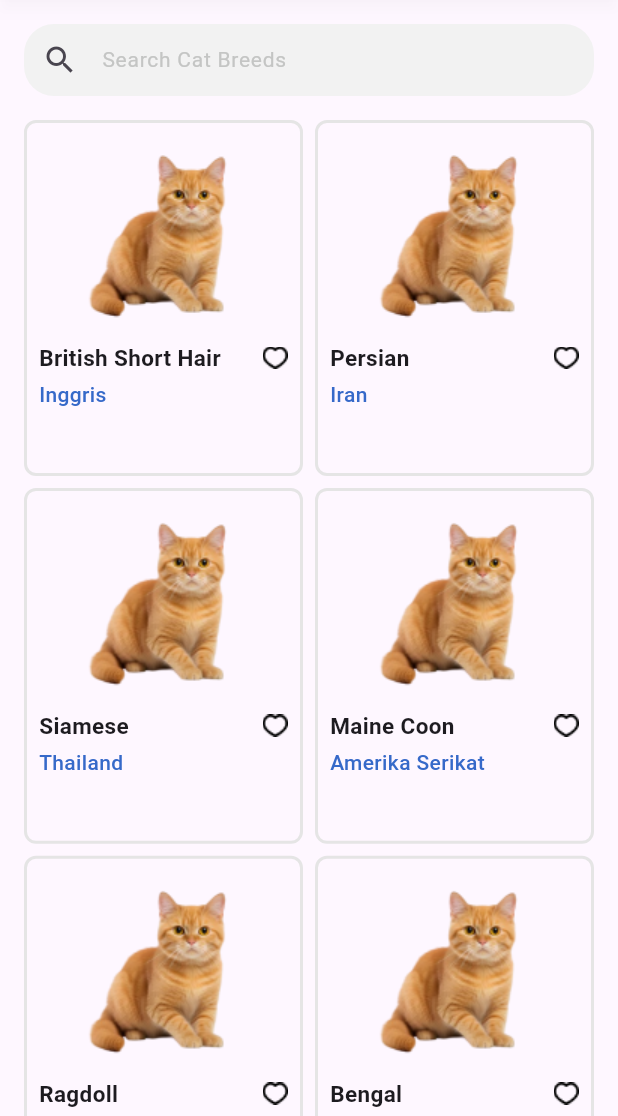
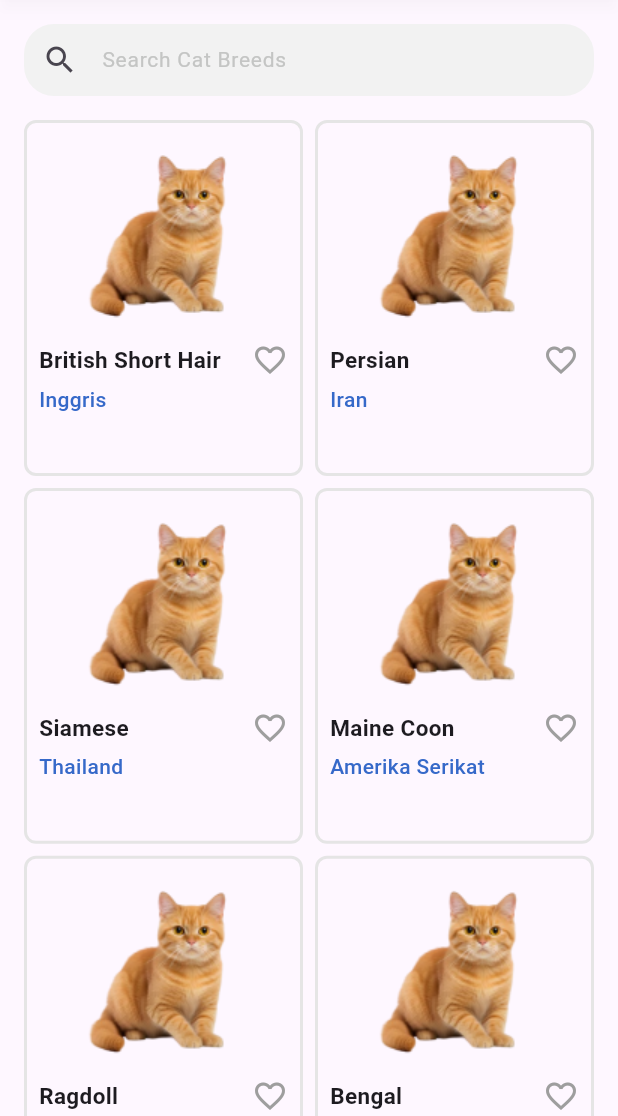
Before and after one commit to muhfajarags/meowpedia, a Flutter app: the Home screen opened directly, on a phone screen of 412 x 824 dp, the part 120-1236 px from its top. Run offline on Flutter 3.47's test engine with Material 3 defaults, Android fonts, the phone set to English and light mode, and no system bars; our stand-ins replace firebase_auth, firebase_core, google_sign_in; accounts and stored records are empty.

Commit message:
favorite and search

```diff
--- a/lib/main.dart
+++ b/lib/main.dart
@@ -2,6 +2,7 @@ import 'package:firebase_auth/firebase_auth.dart';
 import 'package:firebase_core/firebase_core.dart';
 import 'package:flutter/material.dart';
 import 'package:meowpedia/firebase_options.dart';
+import 'package:provider/provider.dart';
 import 'screens/Home.dart'; // Import the Home screen
 import 'screens/Favourite.dart'; // Import the Favourite screen
 import 'screens/Profile.dart'; // Import the Profile screen
@@ -17,7 +18,79 @@ Future<void> main() async {
   );
 
   // Run the app
-  runApp(const MyApp());
+  runApp(
+    ChangeNotifierProvider(
+      create: (context) => CatProvider(),
+      child: const MyApp(),
+    ),
+  );
+}
+
+class CatProvider with ChangeNotifier {
+  final List<Map<String, dynamic>> catBreeds = [
+    {
+      'name': 'British Short Hair',
+      'origin': 'Inggris',
+      'image': 'assets/cat.png',
+      'isLoved': false,
+    },
+    {
+      'name': 'Persian',
+      'origin': 'Iran',
+      'image': 'assets/cat.png',
+      'isLoved': false,
+    },
+    {
+      'name': 'Siamese',
+      'origin': 'Thailand',
+      'image': 'assets/cat.png',
+      'isLoved': false,
+    },
+    {
+      'name': 'Maine Coon',
+      'origin': 'Amerika Serikat',
+      'image': 'assets/cat.png',
+      'isLoved': false,
+    },
+    {
+      'name': 'Ragdoll',
+      'origin': 'Amerika Serikat',
+      'image': 'assets/cat.png',
+      'isLoved': false,
+    },
+    {
+      'name': 'Bengal',
+      'origin': 'Amerika Serikat',
+      'image': 'assets/cat.png',
+      'isLoved': false,
+    },
+    {
+      'name': 'Sphynx',
+      'origin': 'Kanada',
+      'image': 'assets/cat.png',
+      'isLoved': false,
+    },
+    {
+      'name': 'Scottish Fold',
+      'origin': 'Skotlandia',
+      'image': 'assets/cat.png',
+      'isLoved': false,
+    },
+    {
+      'name': 'Norwegian Forest Cat',
+      'origin': 'Norwegia',
+      'image': 'assets/cat.png',
+      'isLoved': false,
+    },
+  ];
+
+  void toggleLovedStatus(int index) {
+    catBreeds[index]['isLoved'] = !catBreeds[index]['isLoved'];
+    notifyListeners();
+  }
+
+  List<Map<String, dynamic>> get lovedCats =>
+      catBreeds.where((cat) => cat['isLoved']).toList();
 }
 
 class MyApp extends StatelessWidget {
--- a/lib/screens/home.dart
+++ b/lib/screens/home.dart
@@ -1,59 +1,26 @@
 import 'package:flutter/material.dart';
-import 'detail_info.dart';
+import 'package:provider/provider.dart';
+import '../main.dart'; // Ensure the path to main.dart is correct
 
-class Home extends StatelessWidget {
-  final List<Map<String, String>> catBreeds = [
-    {
-      'name': 'British Short Hair',
-      'origin': 'Inggris',
-      'image': 'assets/cat.png', // Update the image path as necessary
-    },
-    {
-      'name': 'Persian',
-      'origin': 'Iran',
-      'image': 'assets/cat.png', // Update the image path as necessary
-    },
-    {
-      'name': 'Siamese',
-      'origin': 'Thailand',
-      'image': 'assets/cat.png', // Update the image path as necessary
-    },
-    {
-      'name': 'Maine Coon',
-      'origin': 'Amerika Serikat',
-      'image': 'assets/cat.png', // Update the image path as necessary
-    },
-    {
-      'name': 'Ragdoll',
-      'origin': 'Amerika Serikat',
-      'image': 'assets/cat.png', // Update the image path as necessary
-    },
-    {
-      'name': 'Bengal',
-      'origin': 'Amerika Serikat',
-      'image': 'assets/cat.png', // Update the image path as necessary
-    },
-    {
-      'name': 'Sphynx',
-      'origin': 'Kanada',
-      'image': 'assets/cat.png', // Update the image path as necessary
-    },
-    {
-      'name': 'Scottish Fold',
-      'origin': 'Skotlandia',
-      'image': 'assets/cat.png', // Update the image path as necessary
-    },
-    {
-      'name': 'Norwegian Forest Cat',
-      'origin': 'Norwegia',
-      'image': 'assets/cat.png', // Update the image path as necessary
-    },
-  ];
+class Home extends StatefulWidget {
+  const Home({super.key});
 
-  Home({super.key});
+  @override
+  _HomeState createState() => _HomeState();
+}
+
+class _HomeState extends State<Home> {
+  String searchQuery = '';
 
   @override
   Widget build(BuildContext context) {
+    final catProvider = Provider.of<CatProvider>(context);
+    final filteredCats = catProvider.catBreeds
+        .where((cat) => cat['name']
+        .toLowerCase()
+        .contains(searchQuery.toLowerCase()))
+        .toList();
+
     return Scaffold(
       appBar: PreferredSize(
         preferredSize: const Size.fromHeight(80.0),
@@ -77,7 +44,13 @@ class Home extends StatelessWidget {
           padding: const EdgeInsets.all(16.0),
           child: Column(
             children: [
+              // Search bar
               TextField(
+                onChanged: (value) {
+                  setState(() {
+                    searchQuery = value;
+                  });
+                },
                 decoration: InputDecoration(
                   hintText: 'Search Cat Breeds',
                   hintStyle: const TextStyle(
@@ -88,8 +61,8 @@ class Home extends StatelessWidget {
                   border: InputBorder.none,
                   filled: true,
                   fillColor: const Color(0xFFF2F2F2),
-                  contentPadding:
-                      const EdgeInsets.symmetric(vertical: 12, horizontal: 16),
+                  contentPadding: const EdgeInsets.symmetric(
+                      vertical: 12, horizontal: 16),
                   enabledBorder: OutlineInputBorder(
                     borderRadius: BorderRadius.circular(20),
                     borderSide: BorderSide.none,
@@ -105,7 +78,18 @@ class Home extends StatelessWidget {
                 ),
               ),
               const SizedBox(height: 16),
-              GridView.builder(
+              filteredCats.isEmpty
+                  ? const Center(
+                child: Text(
+                  "We couldn't find any results. Try a different search.",
+                  style: TextStyle(
+                    fontSize: 16,
+                    fontWeight: FontWeight.w600,
+                    color: Colors.grey,
+                  ),
+                ),
+              )
+                  : GridView.builder(
                 physics: const NeverScrollableScrollPhysics(),
                 shrinkWrap: true,
                 gridDelegate: const SliverGridDelegateWithFixedCrossAxisCount(
@@ -114,20 +98,13 @@ class Home extends StatelessWidget {
                   mainAxisSpacing: 8,
                   childAspectRatio: 156 / 199,
                 ),
-                itemCount: catBreeds.length,
+                itemCount: filteredCats.length,
                 itemBuilder: (context, index) {
-                  final breed = catBreeds[index];
+                  final cat = filteredCats[index];
                   return GestureDetector(
                     onTap: () {
-                      Navigator.push(
-                        context,
-                        MaterialPageRoute(
-                          builder: (context) => DetailInfo(
-                            title: breed['name']!,
-                            subtitle: breed['origin']!,
-                          ),
-                        ),
-                      );
+                      catProvider.toggleLovedStatus(
+                          catProvider.catBreeds.indexOf(cat));
                     },
                     child: Container(
                       decoration: BoxDecoration(
@@ -140,7 +117,7 @@ class Home extends StatelessWidget {
                         child: Column(
                           children: [
                             Image.asset(
-                              breed['image']!,
+                              cat['image'],
                               width: 130,
                               height: 130,
                             ),
@@ -149,7 +126,7 @@ class Home extends StatelessWidget {
                               children: [
                                 Expanded(
                                   child: Text(
-                                    breed['name']!,
+                                    cat['name'],
                                     style: const TextStyle(
                                       fontSize: 15,
                                       fontWeight: FontWeight.bold,
@@ -157,12 +134,13 @@ class Home extends StatelessWidget {
                                     overflow: TextOverflow.ellipsis,
                                   ),
                                 ),
-                                SizedBox(
-                                  width: 17,
-                                  height: 15,
-                                  child: Image.asset(
-                                    'assets/unlove.png',
-                                  ),
+                                Icon(
+                                  cat['isLoved']
+                                      ? Icons.favorite
+                                      : Icons.favorite_border,
+                                  color: cat['isLoved']
+                                      ? Colors.red
+                                      : Colors.grey,
                                 ),
                               ],
                             ),
@@ -170,7 +148,7 @@ class Home extends StatelessWidget {
                             Align(
                               alignment: Alignment.centerLeft,
                               child: Text(
-                                breed['origin']!,
+                                cat['origin'],
                                 style: const TextStyle(
                                   fontSize: 14,
                                   fontWeight: FontWeight.w500,
--- a/pubspec.yaml
+++ b/pubspec.yaml
@@ -15,15 +15,14 @@ dependencies:
   firebase_core: ^3.8.1
   firebase_auth: ^5.3.4
   google_sign_in: ^6.0.1
-  package_info_plus : ^8.1.1
-
+  package_info_plus: ^8.1.1
+  provider: ^6.0.5 # Added for state management
 
 dev_dependencies:
   flutter_test:
     sdk: flutter
   flutter_lints: ^5.0.0
   flutter_launcher_icons: ^0.14.2
-
 
 flutter:
   uses-material-design: true
```
Also changed, not shown: lib/screens/favourite.dart (+61 -17 lines), pubspec.lock.
